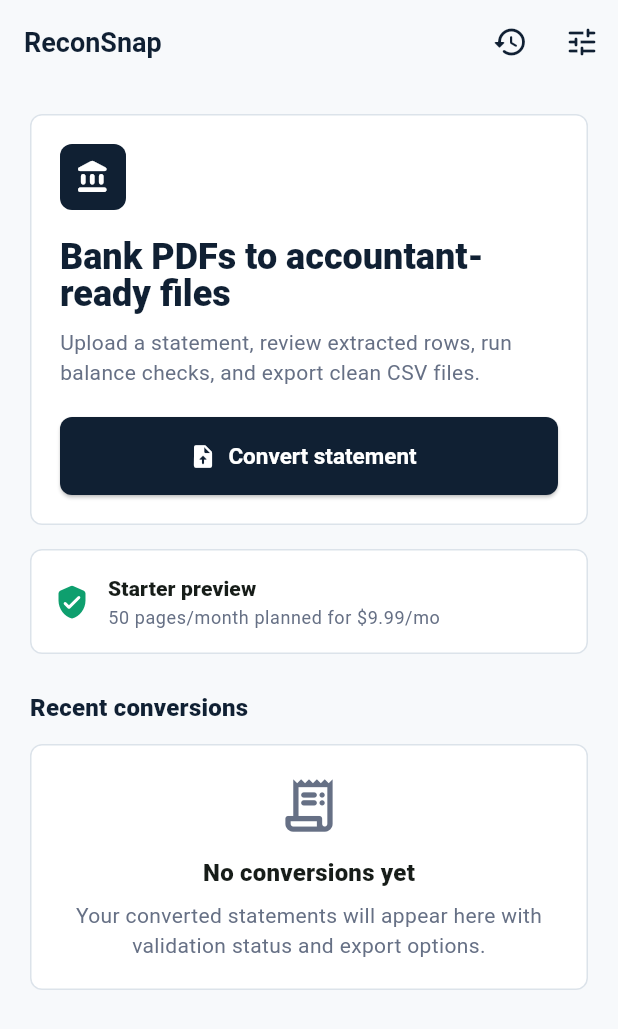
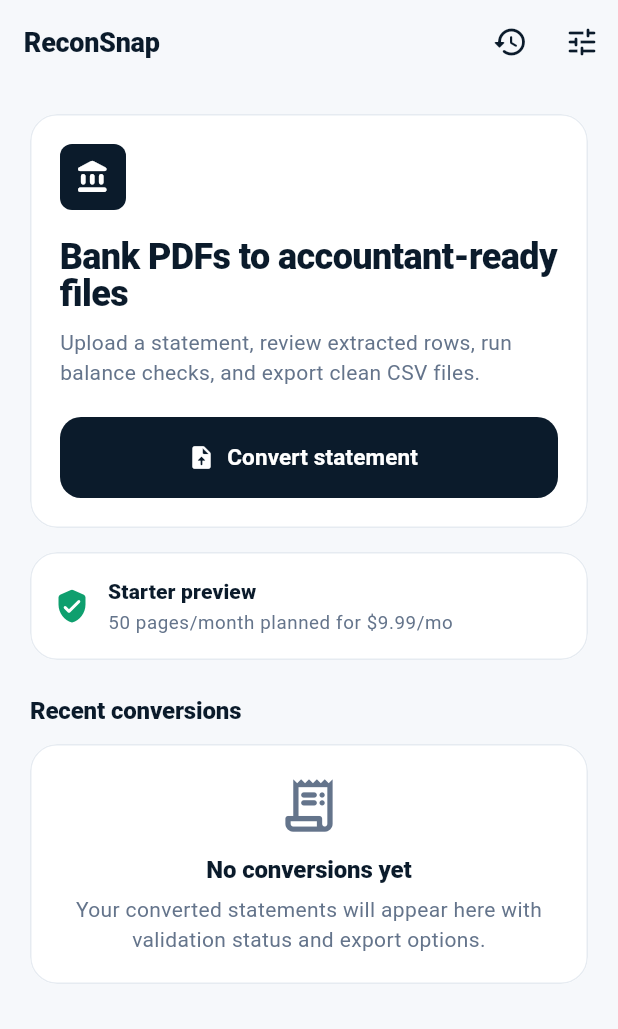
Before and after one commit to faheemnaveed07/reconsnap-statement-converter, a Flutter app: the screen it shows after launch, on a phone screen of 412 x 824 dp. Shown: the top 1029 px of the screen. Run offline on Flutter 3.47's test engine with Material 3 defaults, Android fonts, the phone set to English and light mode, and no system bars; our stand-ins replace csv, file_picker, flutter_riverpod, go_router.

Commit message:
feat(ui): professional design system — tokens, palette, theme, components
Foundation for a fintech-grade UI before redesigning screens:
- AppSpacing / AppRadius / AppShadows design tokens (no more magic numbers)
- refined brand palette with a calibrated neutral scale + semantic surfaces
- full Material 3 theme: tuned TextTheme, soft-shadow cards, larger rounded
  buttons, pill chips, themed inputs/sheets/snackbars
- reusable components: BrandMark, SoftCard, StatusPill (semantic tones),
  SectionHeader

Co-Authored-By: Claude Opus 4.8 (1M context) <noreply@anthropic.com>

```diff
--- a/apps/mobile/lib/app/theme/reconsnap_theme.dart
+++ b/apps/mobile/lib/app/theme/reconsnap_theme.dart
@@ -1,15 +1,43 @@
 import 'package:flutter/material.dart';
 
+import 'app_tokens.dart';
+
+/// ReconSnap brand palette.
+///
+/// A restrained fintech system: a deep ink/navy brand colour, a single trust
+/// green for success/validation, and a calibrated neutral scale for text,
+/// borders, and surfaces. Semantic colours (amber/red) are reserved for
+/// warnings and risk so they carry real meaning in the UI.
 class ReconSnapColors {
-  static const ink = Color(0xFF102033);
-  static const mutedInk = Color(0xFF667085);
-  static const surface = Color(0xFFF7F9FB);
+  // Brand
+  static const ink = Color(0xFF0B1B2B); // primary brand / headings
+  static const inkSoft = Color(0xFF1D2F40); // gradient partner
+  static const accentGreen = Color(0xFF0E9F6E);
+  static const accentGreenDark = Color(0xFF057A52);
+  static const actionBlue = Color(0xFF2563EB);
+
+  // Neutrals
+  static const ink900 = Color(0xFF0B1B2B);
+  static const ink700 = Color(0xFF334155);
+  static const mutedInk = Color(0xFF64748B);
+  static const ink400 = Color(0xFF94A3B8);
+  static const border = Color(0xFFE6EBF1);
+  static const subtle = Color(0xFFEEF2F6);
+  static const surface = Color(0xFFF6F8FB);
   static const card = Color(0xFFFFFFFF);
-  static const border = Color(0xFFDCE3EA);
-  static const accentGreen = Color(0xFF0E9F6E);
-  static const actionBlue = Color(0xFF2563EB);
+
+  // Semantic
   static const warningAmber = Color(0xFFB7791F);
+  static const warningSurface = Color(0xFFFEF6E7);
   static const riskRed = Color(0xFFD92D20);
+  static const riskSurface = Color(0xFFFEF1F0);
+  static const successSurface = Color(0xFFE7F7F0);
+
+  static const heroGradient = LinearGradient(
+    begin: Alignment.topLeft,
+    end: Alignment.bottomRight,
+    colors: [ink, inkSoft],
+  );
 }
 
 class ReconSnapTheme {
@@ -17,8 +45,10 @@ class ReconSnapTheme {
     final scheme = ColorScheme.fromSeed(
       seedColor: ReconSnapColors.accentGreen,
       primary: ReconSnapColors.ink,
+      onPrimary: Colors.white,
       secondary: ReconSnapColors.accentGreen,
-      surface: ReconSnapColors.surface,
+      surface: ReconSnapColors.card,
+      onSurface: ReconSnapColors.ink900,
       error: ReconSnapColors.riskRed,
       brightness: Brightness.light,
     );
@@ -28,23 +58,28 @@ class ReconSnapTheme {
       colorScheme: scheme,
       scaffoldBackgroundColor: ReconSnapColors.surface,
       fontFamily: 'Roboto',
+      splashFactory: InkSparkle.splashFactory,
+      textTheme: _textTheme,
       appBarTheme: const AppBarTheme(
         elevation: 0,
+        scrolledUnderElevation: 0,
         centerTitle: false,
         backgroundColor: ReconSnapColors.surface,
-        foregroundColor: ReconSnapColors.ink,
+        foregroundColor: ReconSnapColors.ink900,
         titleTextStyle: TextStyle(
-          color: ReconSnapColors.ink,
+          color: ReconSnapColors.ink900,
           fontSize: 18,
-          fontWeight: FontWeight.w700,
+          fontWeight: FontWeight.w800,
+          letterSpacing: -0.2,
         ),
       ),
       cardTheme: CardThemeData(
         elevation: 0,
         color: ReconSnapColors.card,
         margin: EdgeInsets.zero,
+        clipBehavior: Clip.antiAlias,
         shape: RoundedRectangleBorder(
-          borderRadius: BorderRadius.circular(8),
+          borderRadius: AppRadius.all(AppRadius.lg),
           side: const BorderSide(color: ReconSnapColors.border),
         ),
       ),
@@ -52,41 +87,155 @@ class ReconSnapTheme {
         style: ElevatedButton.styleFrom(
           backgroundColor: ReconSnapColors.ink,
           foregroundColor: Colors.white,
-          minimumSize: const Size.fromHeight(52),
-          textStyle: const TextStyle(fontSize: 15, fontWeight: FontWeight.w700),
-          shape: RoundedRectangleBorder(borderRadius: BorderRadius.circular(8)),
+          disabledBackgroundColor: ReconSnapColors.ink400,
+          minimumSize: const Size.fromHeight(54),
+          elevation: 0,
+          textStyle: const TextStyle(
+            fontSize: 15,
+            fontWeight: FontWeight.w700,
+            letterSpacing: 0.1,
+          ),
+          shape: RoundedRectangleBorder(
+            borderRadius: AppRadius.all(AppRadius.md),
+          ),
         ),
       ),
       outlinedButtonTheme: OutlinedButtonThemeData(
         style: OutlinedButton.styleFrom(
-          foregroundColor: ReconSnapColors.ink,
-          minimumSize: const Size.fromHeight(48),
-          side: const BorderSide(color: ReconSnapColors.border),
-          shape: RoundedRectangleBorder(borderRadius: BorderRadius.circular(8)),
+          foregroundColor: ReconSnapColors.ink900,
+          backgroundColor: Colors.white,
+          minimumSize: const Size.fromHeight(52),
+          textStyle: const TextStyle(
+            fontSize: 15,
+            fontWeight: FontWeight.w700,
+            letterSpacing: 0.1,
+          ),
+          side: const BorderSide(color: ReconSnapColors.border, width: 1.4),
+          shape: RoundedRectangleBorder(
+            borderRadius: AppRadius.all(AppRadius.md),
+          ),
+        ),
+      ),
+      textButtonTheme: TextButtonThemeData(
+        style: TextButton.styleFrom(
+          foregroundColor: ReconSnapColors.actionBlue,
+          textStyle: const TextStyle(fontWeight: FontWeight.w700),
         ),
       ),
       chipTheme: ChipThemeData(
-        backgroundColor: Colors.white,
+        backgroundColor: ReconSnapColors.subtle,
         selectedColor: ReconSnapColors.ink,
-        labelStyle: const TextStyle(color: ReconSnapColors.ink),
-        shape: RoundedRectangleBorder(borderRadius: BorderRadius.circular(8)),
+        side: BorderSide.none,
+        labelStyle: const TextStyle(
+          color: ReconSnapColors.ink700,
+          fontWeight: FontWeight.w600,
+          fontSize: 12.5,
+        ),
+        padding: const EdgeInsets.symmetric(horizontal: 12, vertical: 6),
+        shape: RoundedRectangleBorder(
+          borderRadius: AppRadius.all(AppRadius.pill),
+        ),
+      ),
+      dividerTheme: const DividerThemeData(
+        color: ReconSnapColors.border,
+        thickness: 1,
+        space: 1,
+      ),
+      bottomSheetTheme: const BottomSheetThemeData(
+        backgroundColor: ReconSnapColors.card,
+        surfaceTintColor: Colors.transparent,
+        shape: RoundedRectangleBorder(
+          borderRadius: BorderRadius.vertical(top: Radius.circular(24)),
+        ),
+      ),
+      snackBarTheme: SnackBarThemeData(
+        behavior: SnackBarBehavior.floating,
+        backgroundColor: ReconSnapColors.ink900,
+        contentTextStyle: const TextStyle(
+          color: Colors.white,
+          fontWeight: FontWeight.w500,
+        ),
+        shape: RoundedRectangleBorder(
+          borderRadius: AppRadius.all(AppRadius.md),
+        ),
       ),
       inputDecorationTheme: InputDecorationTheme(
         filled: true,
         fillColor: Colors.white,
+        contentPadding: const EdgeInsets.symmetric(horizontal: 16, vertical: 16),
+        labelStyle: const TextStyle(color: ReconSnapColors.mutedInk),
         border: OutlineInputBorder(
-          borderRadius: BorderRadius.circular(8),
+          borderRadius: AppRadius.all(AppRadius.md),
           borderSide: const BorderSide(color: ReconSnapColors.border),
         ),
         enabledBorder: OutlineInputBorder(
-          borderRadius: BorderRadius.circular(8),
+          borderRadius: AppRadius.all(AppRadius.md),
           borderSide: const BorderSide(color: ReconSnapColors.border),
         ),
         focusedBorder: OutlineInputBorder(
-          borderRadius: BorderRadius.circular(8),
-          borderSide: const BorderSide(color: ReconSnapColors.actionBlue),
+          borderRadius: AppRadius.all(AppRadius.md),
+          borderSide: const BorderSide(
+            color: ReconSnapColors.actionBlue,
+            width: 1.6,
+          ),
         ),
       ),
     );
   }
+
+  static const TextTheme _textTheme = TextTheme(
+    displaySmall: TextStyle(
+      fontSize: 30,
+      height: 1.1,
+      fontWeight: FontWeight.w800,
+      letterSpacing: -0.6,
+      color: ReconSnapColors.ink900,
+    ),
+    headlineSmall: TextStyle(
+      fontSize: 24,
+      height: 1.15,
+      fontWeight: FontWeight.w800,
+      letterSpacing: -0.4,
+      color: ReconSnapColors.ink900,
+    ),
+    titleLarge: TextStyle(
+      fontSize: 20,
+      height: 1.2,
+      fontWeight: FontWeight.w800,
+      letterSpacing: -0.2,
+      color: ReconSnapColors.ink900,
+    ),
+    titleMedium: TextStyle(
+      fontSize: 16,
+      height: 1.25,
+      fontWeight: FontWeight.w700,
+      letterSpacing: -0.1,
+      color: ReconSnapColors.ink900,
+    ),
+    titleSmall: TextStyle(
+      fontSize: 14,
+      fontWeight: FontWeight.w700,
+      color: ReconSnapColors.ink900,
+    ),
+    bodyLarge: TextStyle(
+      fontSize: 15.5,
+      height: 1.45,
+      color: ReconSnapColors.ink700,
+    ),
+    bodyMedium: TextStyle(
+      fontSize: 14,
+      height: 1.45,
+      color: ReconSnapColors.mutedInk,
+    ),
+    bodySmall: TextStyle(
+      fontSize: 12.5,
+      height: 1.4,
+      color: ReconSnapColors.mutedInk,
+    ),
+    labelLarge: TextStyle(
+      fontSize: 14,
+      fontWeight: FontWeight.w700,
+      color: ReconSnapColors.ink900,
+    ),
+  );
 }
```
Also changed, not shown: apps/mobile/lib/app/theme/app_tokens.dart (added, +58 -0 lines), apps/mobile/lib/app/widgets/app_components.dart (added, +140 -0 lines).
